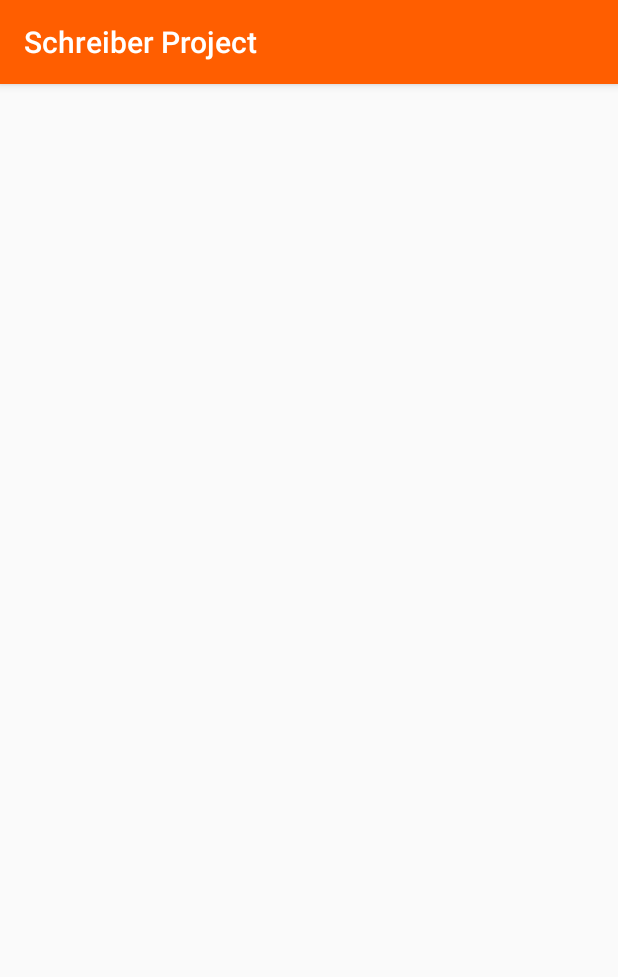
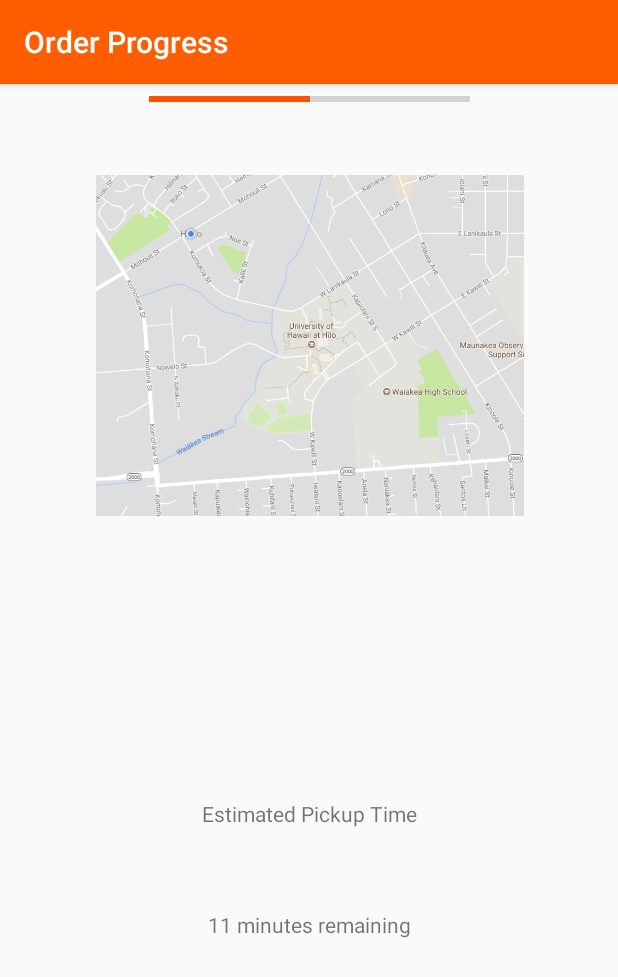
Before and after one commit to JahnuB/SchreiberProject, an Android app: the gpsMAP screen opened directly, with no data from a screen before it, on a phone screen of 412 x 824 dp. Shown: the top 977 px of the screen. Run offline under Robolectric (Android 15) with nearby library versions, the phone set to English and light mode, and no system bars.

Commit message:
first commit

```diff
--- a/app/build.gradle
+++ b/app/build.gradle
@@ -26,4 +26,5 @@ dependencies {
     androidTestImplementation 'com.android.support.test:runner:1.0.1'
     androidTestImplementation 'com.android.support.test.espresso:espresso-core:3.0.1'
     implementation 'com.google.android.gms:play-services-maps:11.6.2'
+    implementation 'com.google.android.gms:play-services-ads:11.6.2'
 }
--- a/app/src/main/AndroidManifest.xml
+++ b/app/src/main/AndroidManifest.xml
@@ -12,7 +12,6 @@
         <activity android:name=".MainActivity">
             <intent-filter>
                 <action android:name="android.intent.action.MAIN" />
-
                 <category android:name="android.intent.category.LAUNCHER" />
             </intent-filter>
         </activity>
--- a/app/src/main/java/nothing/schreiberproject/Checkout_Page.java
+++ b/app/src/main/java/nothing/schreiberproject/Checkout_Page.java
@@ -1,13 +1,24 @@
 package nothing.schreiberproject;
 
+import android.content.Intent;
 import android.support.v7.app.AppCompatActivity;
 import android.os.Bundle;
+import android.view.View;
+import android.widget.Button;
 
 public class Checkout_Page extends AppCompatActivity {
 
     @Override
     protected void onCreate(Bundle savedInstanceState) {
         super.onCreate(savedInstanceState);
+        setTitle("Checkout");
+        Button button = (Button) findViewById(R.id.purchase);
         setContentView(R.layout.activity_checkout__page);
+//        button.setOnClickListener( new View.OnClickListener()
+//        {
+//            public void onClick (View v){
+//                startActivity(new Intent(Checkout_Page.this, gpsMAP.class));
+//            }
+//        });
     }
 }
--- a/app/src/main/java/nothing/schreiberproject/MainActivity.java
+++ b/app/src/main/java/nothing/schreiberproject/MainActivity.java
@@ -1,7 +1,10 @@
 package nothing.schreiberproject;
 
+import android.content.Intent;
 import android.support.v7.app.AppCompatActivity;
 import android.os.Bundle;
+import android.view.View;
+import android.widget.Button;
 
 public class MainActivity extends AppCompatActivity {
 
@@ -9,5 +12,12 @@ public class MainActivity extends AppCompatActivity {
     protected void onCreate(Bundle savedInstanceState) {
         super.onCreate(savedInstanceState);
         setContentView(R.layout.activity_main);
+
     }
+
+    public void checkout (View v) {
+        startActivity(new Intent(MainActivity.this, nothing.schreiberproject.Checkout_Page.class));
+    }
+
+
 }
--- a/app/src/main/java/nothing/schreiberproject/gpsMAP.java
+++ b/app/src/main/java/nothing/schreiberproject/gpsMAP.java
@@ -8,6 +8,7 @@ public class gpsMAP extends AppCompatActivity {
     @Override
     protected void onCreate(Bundle savedInstanceState) {
         super.onCreate(savedInstanceState);
+        setTitle("Order Progress");
         setContentView(R.layout.activity_gps_map);
     }
 }
--- a/app/src/main/res/layout/activity_checkout__page.xml
+++ b/app/src/main/res/layout/activity_checkout__page.xml
@@ -52,6 +52,7 @@
         android:textSize="25dp"
         app:layout_constraintBottom_toBottomOf="parent"
         app:layout_constraintEnd_toEndOf="parent"
+        app:layout_constraintHorizontal_bias="0.447"
         app:layout_constraintStart_toStartOf="parent"
         app:layout_constraintTop_toTopOf="parent"
         app:layout_constraintVertical_bias="0.144" />
@@ -123,15 +124,15 @@
         app:layout_constraintVertical_bias="0.579" />
 
     <Button
-        android:id="@+id/button"
+        android:id="@+id/purchase"
         android:layout_width="143dp"
         android:layout_height="42dp"
         android:layout_marginBottom="8dp"
         android:layout_marginEnd="8dp"
         android:layout_marginStart="8dp"
         android:layout_marginTop="8dp"
+        android:backgroundTint="@color/colorPrimary"
         android:text="PURCHASE"
-        android:backgroundTint="@color/colorPrimary"
         app:layout_constraintBottom_toBottomOf="parent"
         app:layout_constraintEnd_toEndOf="parent"
         app:layout_constraintHorizontal_bias="0.9"
--- a/app/src/main/res/layout/activity_gps_map.xml
+++ b/app/src/main/res/layout/activity_gps_map.xml
@@ -6,10 +6,64 @@
     android:layout_height="match_parent"
     tools:context="nothing.schreiberproject.gpsMAP">
 
-    <com.google.android.gms.maps.MapView
-        android:id="@+id/mapView"
+    <ImageView
+        android:id="@+id/imageView"
+        android:layout_width="285dp"
+        android:layout_height="251dp"
+        android:layout_marginBottom="8dp"
+        android:layout_marginEnd="8dp"
+        android:layout_marginStart="8dp"
+        android:layout_marginTop="8dp"
+        app:layout_constraintBottom_toBottomOf="parent"
+        app:layout_constraintEnd_toEndOf="parent"
+        app:layout_constraintHorizontal_bias="0.506"
+        app:layout_constraintStart_toStartOf="parent"
+        app:layout_constraintTop_toTopOf="parent"
+        app:layout_constraintVertical_bias="0.081"
+        app:srcCompat="@drawable/screenshot" />
+
+    <ProgressBar
+        android:id="@+id/progressBar2"
+        style="?android:attr/progressBarStyleHorizontal"
+        android:layout_width="214dp"
+        android:layout_height="20dp"
+        android:layout_marginEnd="8dp"
+        android:layout_marginStart="8dp"
+        android:progress="50"
+        app:layout_constraintEnd_toEndOf="parent"
+        app:layout_constraintStart_toStartOf="parent"
+        tools:layout_editor_absoluteY="341dp" />
+
+    <TextView
+        android:id="@+id/textView4"
         android:layout_width="wrap_content"
-        android:layout_height="wrap_content"
-        tools:layout_editor_absoluteX="122dp"
-        tools:layout_editor_absoluteY="108dp" />
+        android:layout_height="19dp"
+        android:layout_marginBottom="8dp"
+        android:layout_marginEnd="8dp"
+        android:layout_marginStart="8dp"
+        android:layout_marginTop="8dp"
+        android:text="Estimated Pickup Time"
+        app:layout_constraintBottom_toBottomOf="parent"
+        app:layout_constraintEnd_toEndOf="parent"
+        app:layout_constraintHorizontal_bias="0.502"
+        app:layout_constraintStart_toStartOf="parent"
+        app:layout_constraintTop_toTopOf="parent"
+        app:layout_constraintVertical_bias="0.64" />
+
+    <TextView
+        android:id="@+id/textView6"
+        android:layout_width="wrap_content"
+        android:layout_height="19dp"
+        android:layout_marginBottom="8dp"
+        android:layout_marginEnd="8dp"
+        android:layout_marginStart="8dp"
+        android:layout_marginTop="8dp"
+        android:text="11 minutes remaining"
+        app:layout_constraintBottom_toBottomOf="parent"
+        app:layout_constraintEnd_toEndOf="parent"
+        app:layout_constraintHorizontal_bias="0.502"
+        app:layout_constraintStart_toStartOf="parent"
+        app:layout_constraintTop_toTopOf="parent"
+        app:layout_constraintVertical_bias="0.741" />
+
 </android.support.constraint.ConstraintLayout>
--- a/app/src/main/res/layout/activity_main.xml
+++ b/app/src/main/res/layout/activity_main.xml
@@ -4,6 +4,7 @@
     xmlns:tools="http://schemas.android.com/tools"
     android:layout_width="match_parent"
     android:layout_height="match_parent"
+
     tools:context="nothing.schreiberproject.MainActivity">
 
     <TextView
@@ -74,4 +75,22 @@
         app:layout_constraintVertical_bias="0.114"
         app:srcCompat="@mipmap/avocado_layer" />
 
+    <Button
+        android:id="@+id/checkkout"
+        android:layout_width="wrap_content"
+        android:layout_height="wrap_content"
+        android:layout_marginBottom="8dp"
+        android:layout_marginEnd="8dp"
+        android:layout_marginStart="8dp"
+        android:layout_marginTop="8dp"
+        android:backgroundTint="@color/colorPrimary"
+        android:text="CHECKOUT"
+        android:onClick="checkout"
+        app:layout_constraintBottom_toBottomOf="parent"
+        app:layout_constraintEnd_toEndOf="parent"
+        app:layout_constraintHorizontal_bias="0.973"
+        app:layout_constraintStart_toStartOf="parent"
+        app:layout_constraintTop_toTopOf="parent"
+        app:layout_constraintVertical_bias="0.0" />
+
 </android.support.constraint.ConstraintLayout>
```
Also changed, not shown: app/src/main/res/drawable/screenshot.png (added).
